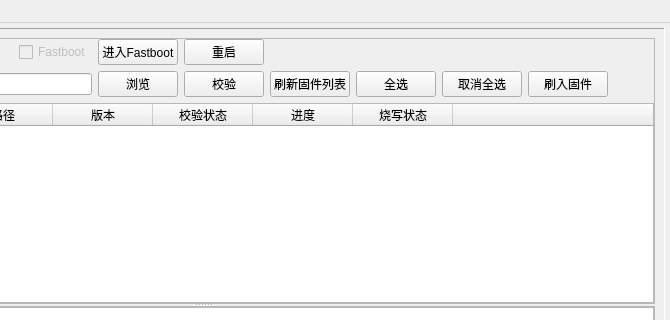
Above: app.ui from dingzb/tdr_apptool before the change; both pictures show x 264 to 934 and y 0 to 320 of the 934 by 579 pixel window. Below: the same form after it.
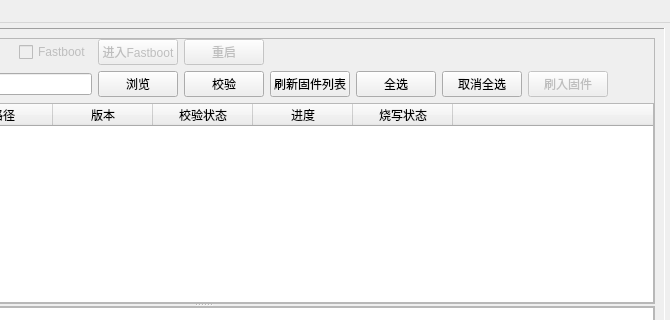
That is the form after the change.

```diff
--- a/app.ui
+++ b/app.ui
@@ -98,6 +98,9 @@
             </item>
             <item row="0" column="4">
              <widget class="QPushButton" name="pushButton2Fastboot">
+              <property name="enabled">
+               <bool>false</bool>
+              </property>
               <property name="text">
                <string>进入Fastboot</string>
               </property>
@@ -105,6 +108,9 @@
             </item>
             <item row="0" column="5">
              <widget class="QPushButton" name="pushButtonReboot">
+              <property name="enabled">
+               <bool>false</bool>
+              </property>
               <property name="text">
                <string>重启</string>
               </property>
@@ -177,6 +183,9 @@
             </item>
             <item row="1" column="9">
              <widget class="QPushButton" name="pushButtonFlash">
+              <property name="enabled">
+               <bool>false</bool>
+              </property>
               <property name="text">
                <string>刷入固件</string>
               </property>
```
Left out of the diff: 17 changed lines with no effect on the pictures.
